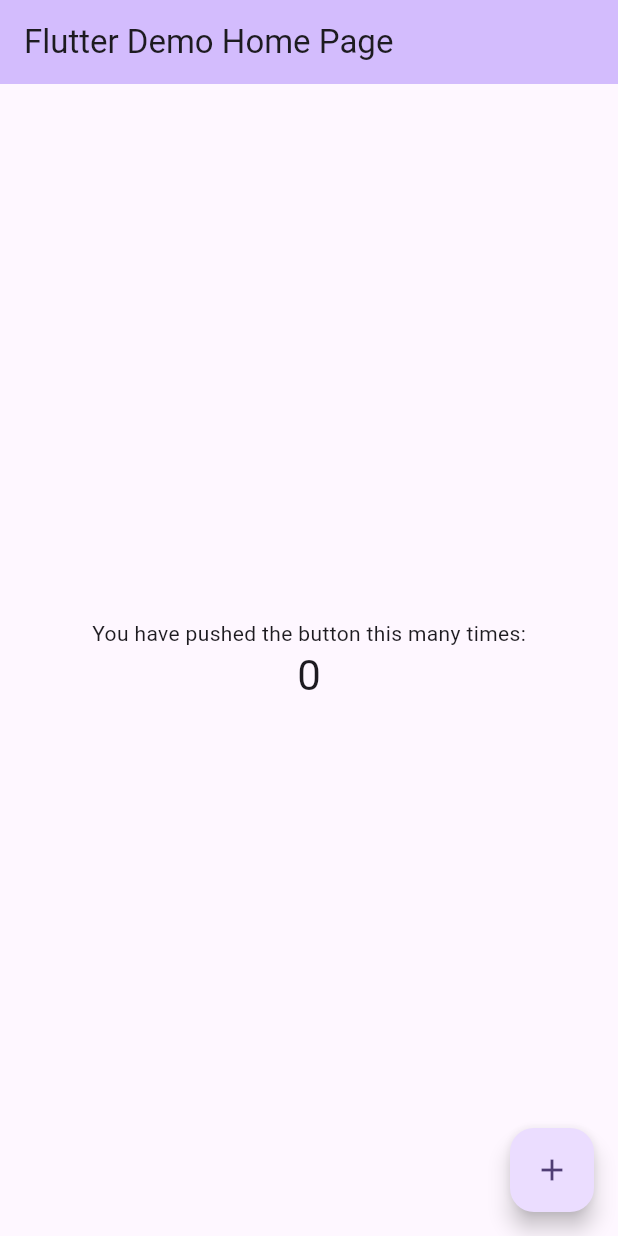
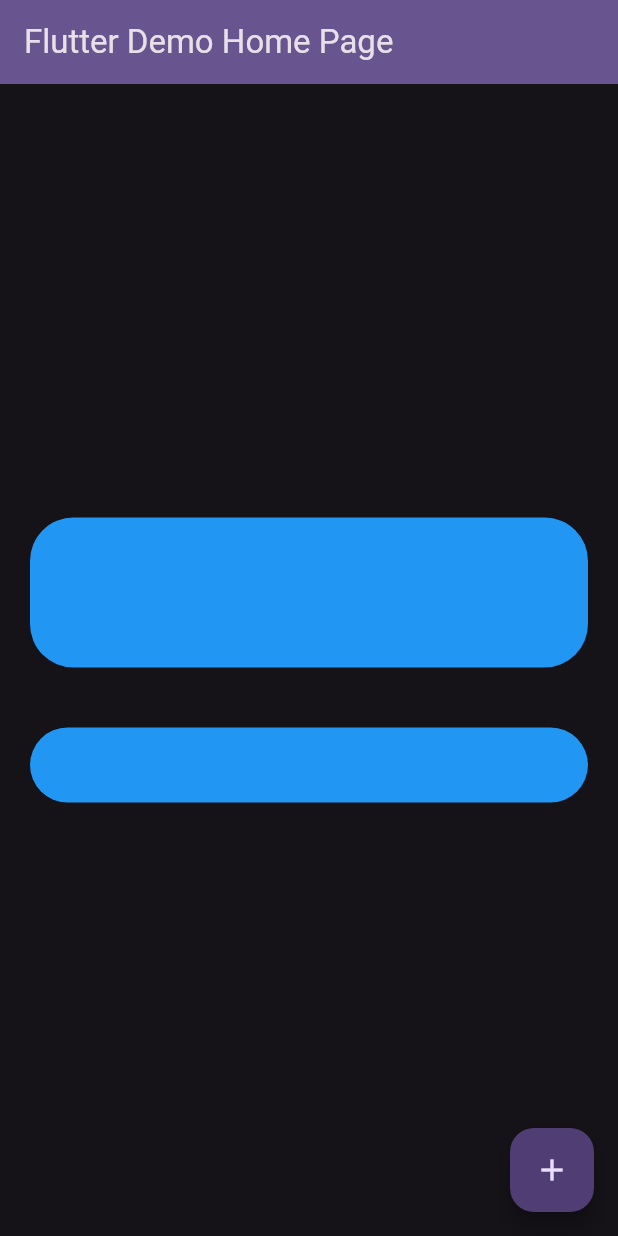
Before and after one commit to KevinJoseP/flutterApp, a Flutter app: the screen it shows after launch, on a phone screen of 412 x 824 dp. Run offline on Flutter 3.47's test engine with Material 3 defaults, Android fonts, the phone set to English and light mode, and no system bars.

Commit message:
just playing around

```diff
--- a/lib/main.dart
+++ b/lib/main.dart
@@ -3,6 +3,12 @@ import 'package:flutter/material.dart';
 void main() {
   runApp(const MyApp());
 }
+
+String name = "KevinJose";
+int number = 1;
+double ss = 1.0;
+List myList = ['sasas', 'sasas', 'sasas'];
+Map<String, dynamic> myMap = {'name': 'Kevin', 'age': 20, 'isStudent': true};
 
 class MyApp extends StatelessWidget {
   const MyApp({super.key});
@@ -11,6 +17,7 @@ class MyApp extends StatelessWidget {
   @override
   Widget build(BuildContext context) {
     return MaterialApp(
+      debugShowCheckedModeBanner: false,
       title: 'Flutter Demo',
       theme: ThemeData(
         // This is the theme of your application.
@@ -28,7 +35,10 @@ class MyApp extends StatelessWidget {
         //
         // This works for code too, not just values: Most code changes can be
         // tested with just a hot reload.
-        colorScheme: ColorScheme.fromSeed(seedColor: Colors.deepPurple),
+        colorScheme: ColorScheme.fromSeed(
+          seedColor: Colors.deepPurple,
+          brightness: Brightness.dark,
+        ),
       ),
       home: const MyHomePage(title: 'Flutter Demo Home Page'),
     );
@@ -89,25 +99,28 @@ class _MyHomePageState extends State<MyHomePage> {
         // Center is a layout widget. It takes a single child and positions it
         // in the middle of the parent.
         child: Column(
-          // Column is also a layout widget. It takes a list of children and
-          // arranges them vertically. By default, it sizes itself to fit its
-          // children horizontally, and tries to be as tall as its parent.
-          //
-          // Column has various properties to control how it sizes itself and
-          // how it positions its children. Here we use mainAxisAlignment to
-          // center the children vertically; the main axis here is the vertical
-          // axis because Columns are vertical (the cross axis would be
-          // horizontal).
-          //
-          // TRY THIS: Invoke "debug painting" (choose the "Toggle Debug Paint"
-          // action in the IDE, or press "p" in the console), to see the
-          // wireframe for each widget.
           mainAxisAlignment: MainAxisAlignment.center,
-          children: <Widget>[
-            const Text('You have pushed the button this many times:'),
-            Text(
-              '$_counter',
-              style: Theme.of(context).textTheme.headlineMedium,
+          crossAxisAlignment: CrossAxisAlignment.end,
+          children: [
+            Container(
+              height: 100.0,
+              width: double.infinity,
+              padding: EdgeInsets.all(50.0),
+              margin: EdgeInsets.all(20.0),
+              decoration: BoxDecoration(
+                borderRadius: BorderRadius.circular(29.0),
+                color: Colors.blue,
+              ),
+            ),
+            Container(
+              height: 50.0,
+              width: double.infinity,
+              padding: EdgeInsets.all(50.0),
+              margin: EdgeInsets.all(20.0),
+              decoration: BoxDecoration(
+                borderRadius: BorderRadius.circular(29.0),
+                color: Colors.blue,
+              ),
             ),
           ],
         ),
```
